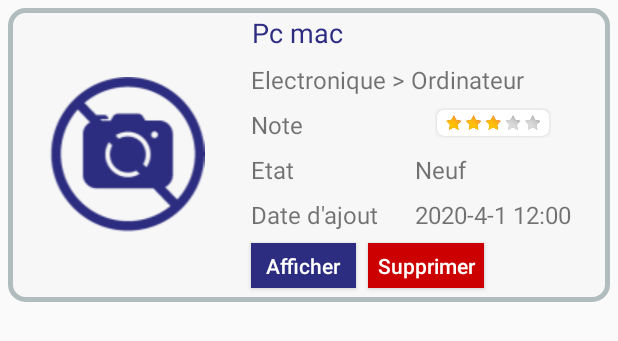
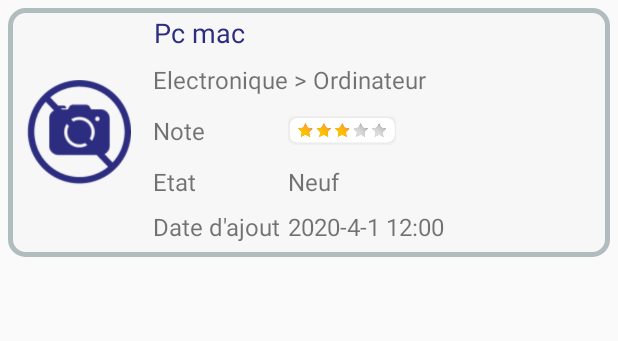
Before and after one commit to Hasmiou/ProjetAndroid-App, an Android app: the layout item_produit_ajouter_emprunt.xml on its own in the app's theme, with its tools: preview values and no code run, on a phone screen of 412 x 824 dp. Shown: the top 341 px of the screen. Run offline under Robolectric (Android 15) with nearby library versions, the phone set to English and light mode, and no system bars.

Commit message:
WD Correct Layout Notifications / Product added

```diff
--- a/app/src/main/res/layout/activity_afficher_produit_ajoute.xml
+++ b/app/src/main/res/layout/activity_afficher_produit_ajoute.xml
@@ -37,7 +37,11 @@ tools:context=".borrow.AfficherProduitAjoute">
         tools:layout_editor_absoluteY="53dp" />
 
 
+
+
 </LinearLayout>
+
+
 
 
 <include
@@ -45,7 +49,7 @@ tools:context=".borrow.AfficherProduitAjoute">
     android:layout_width="match_parent"
     android:layout_height="match_parent" />
 
-<android.support.design.widget.NavigationView
+    <android.support.design.widget.NavigationView
     android:id="@+id/nav_view"
     android:layout_width="wrap_content"
     android:layout_height="match_parent"
--- a/app/src/main/res/layout/item_produit_ajouter_emprunt.xml
+++ b/app/src/main/res/layout/item_produit_ajouter_emprunt.xml
@@ -7,6 +7,7 @@
 
 
     <LinearLayout
+        android:id="@+id/LinearLayout_produit_ajoute_emprunt"
         android:layout_width="match_parent"
         android:layout_height="match_parent"
         android:layout_margin="5dp"
@@ -16,9 +17,12 @@
 
         <ImageView
             android:id="@+id/imageView_imageProduit_mesProduits_emprunt"
-            android:layout_width="225dp"
-            android:layout_height="wrap_content"
-            android:layout_margin="6dp"
+            android:layout_width="130dp"
+            android:layout_height="70dp"
+            android:layout_marginLeft="5dp"
+            android:layout_marginTop="6dp"
+            android:layout_marginRight="4dp"
+            android:layout_marginBottom="6dp"
             android:layout_weight="1"
             app:srcCompat="@drawable/erreurpicture" />
 
@@ -54,14 +58,15 @@
                 android:textSize="16sp" />
 
             <LinearLayout
-                android:layout_width="match_parent"
+                android:layout_width="wrap_content"
                 android:layout_height="wrap_content"
                 android:layout_margin="4dp"
                 android:foregroundGravity="left"
+                android:gravity="center_vertical"
                 android:orientation="horizontal">
 
                 <LinearLayout
-                    android:layout_width="109dp"
+                    android:layout_width="90dp"
                     android:layout_height="wrap_content"
                     android:orientation="horizontal">
 
@@ -76,9 +81,8 @@
 
                 <ImageView
                     android:id="@+id/imageView_ratingStar__mesProduits_emprunt"
-                    android:layout_width="62dp"
-                    android:layout_height="20dp"
-                    android:layout_marginRight="100dp"
+                    android:layout_width="72dp"
+                    android:layout_height="30dp"
                     android:layout_weight="1"
                     app:srcCompat="@drawable/s30" />
 
@@ -88,10 +92,11 @@
                 android:layout_width="match_parent"
                 android:layout_height="wrap_content"
                 android:layout_margin="4dp"
+                android:gravity="center_vertical"
                 android:orientation="horizontal">
 
                 <LinearLayout
-                    android:layout_width="109dp"
+                    android:layout_width="90dp"
                     android:layout_height="wrap_content"
                     android:orientation="horizontal">
 
@@ -120,7 +125,7 @@
                 android:orientation="horizontal">
 
                 <LinearLayout
-                    android:layout_width="109dp"
+                    android:layout_width="90dp"
                     android:layout_height="wrap_content"
                     android:orientation="horizontal">
 
@@ -146,29 +151,7 @@
                 android:layout_width="wrap_content"
                 android:layout_height="match_parent"
                 android:layout_marginBottom="5dp"
-                android:orientation="horizontal">
-
-                <Button
-                    android:id="@+id/button_afficher_mesProduits_emprunt"
-                    android:layout_width="70dp"
-                    android:layout_height="30dp"
-                    android:layout_margin="4dp"
-                    android:background="@color/colorPrimary"
-                    android:text="Afficher"
-                    android:textAllCaps="false"
-                    android:textColor="@android:color/background_light" />
-
-                <Button
-                    android:id="@+id/button_supprimer_mesProduits_emprunt"
-                    android:layout_width="77dp"
-                    android:layout_height="30dp"
-                    android:layout_margin="4dp"
-                    android:layout_weight="1"
-                    android:background="@android:color/holo_red_dark"
-                    android:text="Supprimer"
-                    android:textAllCaps="false"
-                    android:textColor="@android:color/background_light" />
-            </LinearLayout>
+                android:orientation="horizontal" />
         </LinearLayout>
     </LinearLayout>
 
```
Also changed, not shown: app/src/main/java/fr/uge/projetandroid/adapters/AdapterNotificationEmprunt.java (+2 -21 lines), app/src/main/java/fr/uge/projetandroid/adapters/AdapterProduitAjouteEmprunt.java (+5 -20 lines), app/src/main/res/layout/item_notification_emprunt.xml (+15 -33 lines), app/src/main/res/layout/item_produits_panier_emprunt.xml (+10 -7 lines).
